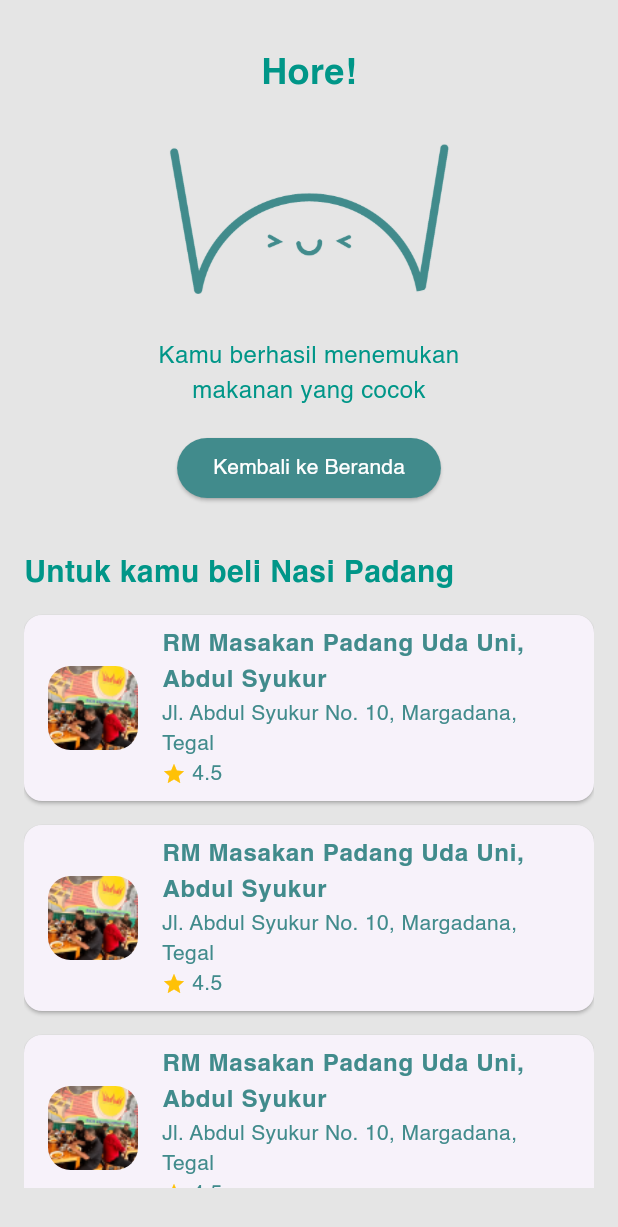
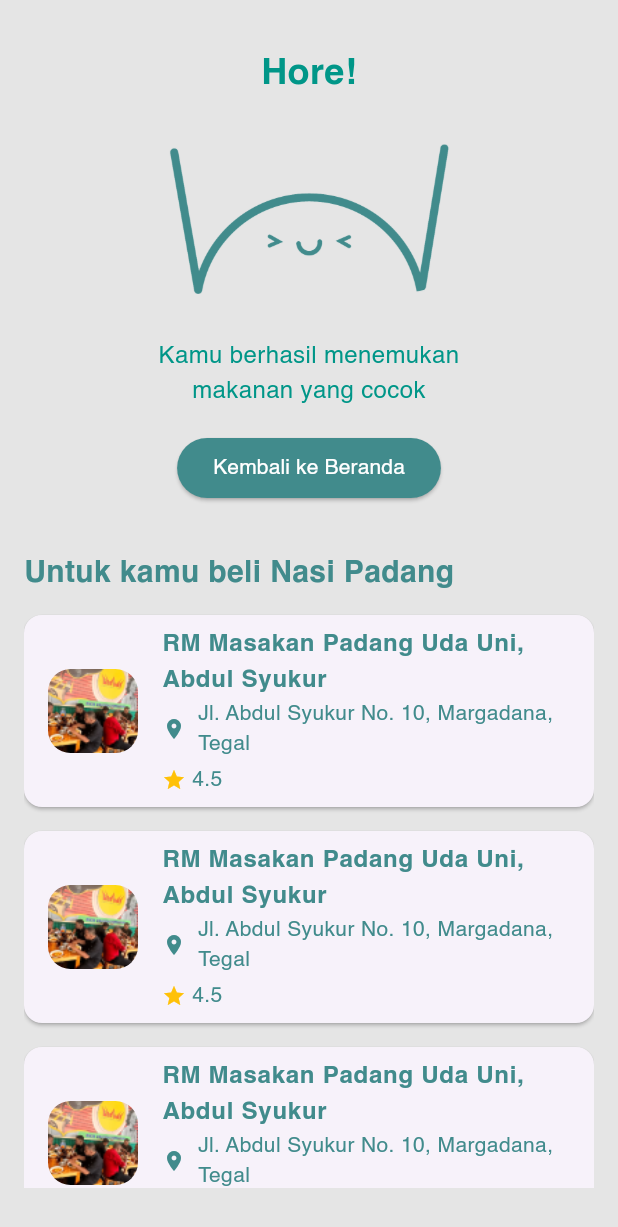
Before and after one commit to NicMatthew/terserah, a Flutter app: the MyHomePage screen opened directly, on a phone screen of 412 x 824 dp. Shown: the top 1227 px of the screen. Run offline on Flutter 3.47's test engine with Material 3 defaults, Android fonts, the light colour scheme and no system bars; missing offline and left inert: swipable_stack.

Commit message:
update result

```diff
--- a/terserah/lib/result.dart
+++ b/terserah/lib/result.dart
@@ -76,7 +76,7 @@ class MyHomePage extends StatelessWidget {
               style: TextStyle(
                 fontSize: 20,
                 fontWeight: FontWeight.bold,
-                color: Colors.teal,
+                color: Color.fromRGBO(65, 139, 140, 1),
               ),
             ),
             SizedBox(height: 5),
@@ -96,7 +96,8 @@ class MyHomePage extends StatelessWidget {
                           fit: BoxFit.cover,
                         ),
                       ),
-                      title: Text("RM Masakan Padang Uda Uni, Abdul Syukur",
+                      title: Text(
+                        "RM Masakan Padang Uda Uni, Abdul Syukur",
                         style: TextStyle(
                           fontWeight: FontWeight.bold,
                           color: Color.fromRGBO(65, 139, 140, 1),
@@ -104,17 +105,33 @@ class MyHomePage extends StatelessWidget {
                       ),
                       subtitle: Column(
                         crossAxisAlignment: CrossAxisAlignment.start,
-                        children: <Widget>[
-                          Text("Jl. Abdul Syukur No. 10, Margadana, Tegal",
-                            style: TextStyle(
-                              color: Color.fromRGBO(65, 139, 140, 1),
-                            ),
+                        children: [
+                          Row(
+                            children: [
+                              Icon(
+                                Icons.location_on,
+                                color: Color.fromRGBO(65, 139, 140, 1),
+                                size: 16,
+                              ),
+                              SizedBox(width: 8),
+                              Expanded(
+                                child: Text(
+                                  "Jl. Abdul Syukur No. 10, Margadana, Tegal",
+                                  style: TextStyle(
+                                    color: Color.fromRGBO(65, 139, 140, 1),
+                                  ),
+                                  softWrap: true, // Allows text to wrap
+                                ),
+                              ),
+                            ],
                           ),
+                          SizedBox(height: 4), // Add spacing between rows
                           Row(
                             children: [
                               Icon(Icons.star, color: Colors.amber, size: 16),
                               SizedBox(width: 4),
-                              Text("4.5",
+                              Text(
+                                "4.5",
                                 style: TextStyle(
                                   color: Color.fromRGBO(65, 139, 140, 1),
                                 ),
```
